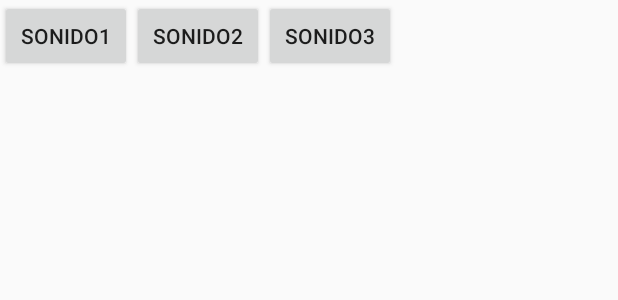
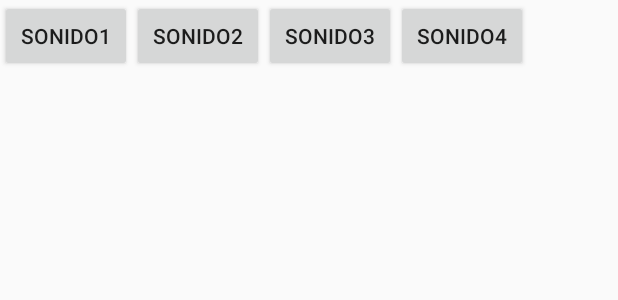
Before and after one commit to DiegoAM99/iSonidos_Android, an Android app: the layout activity_main.xml on its own in the app's theme, with its tools: preview values and no code run, on a phone screen of 412 x 824 dp. Shown: the top 300 px of the screen. Run offline under Robolectric (Android 15) with nearby library versions, the phone set to English and light mode, and no system bars.

Commit message:
Va tirando

```diff
--- a/app/src/main/java/com/example/xp/isonidos_android2018/MainActivity.java
+++ b/app/src/main/java/com/example/xp/isonidos_android2018/MainActivity.java
@@ -12,6 +12,7 @@ public class MainActivity extends AppCompatActivity {
     int sonido1;
     int sonido2;
     int sonido3;
+    int sonido4;
     @Override
     protected void onCreate(Bundle savedInstanceState) {
         super.onCreate(savedInstanceState);
@@ -20,6 +21,7 @@ public class MainActivity extends AppCompatActivity {
         sonido1 = sonidos.load(this, R.raw.ramonpitis_orejudo,1);
         sonido2 = sonidos.load(this,R.raw.simpsons_correplatano,1);
         sonido3 = sonidos.load(this,R.raw.me_da_igual,1);
+        sonido4 = sonidos.load(this,R.raw.siuuu,1);
     }
     public void sonido(View vista)
     {
--- a/app/src/main/res/layout/activity_main.xml
+++ b/app/src/main/res/layout/activity_main.xml
@@ -30,6 +30,18 @@
             android:text="SONIDO3"
             android:onClick="sonido"
             />
+        <Button
+            android:layout_width="wrap_content"
+            android:layout_height="wrap_content"
+            android:text="SONIDO4"
+            android:onClick="sonido"/>
+    </LinearLayout>
+    <LinearLayout
+        android:layout_width="wrap_content"
+        android:layout_height="wrap_content"
+        android:layout_weight=".70"
+        android:orientation="horizontal">
+
     </LinearLayout>
 
 </android.support.constraint.ConstraintLayout>
```
